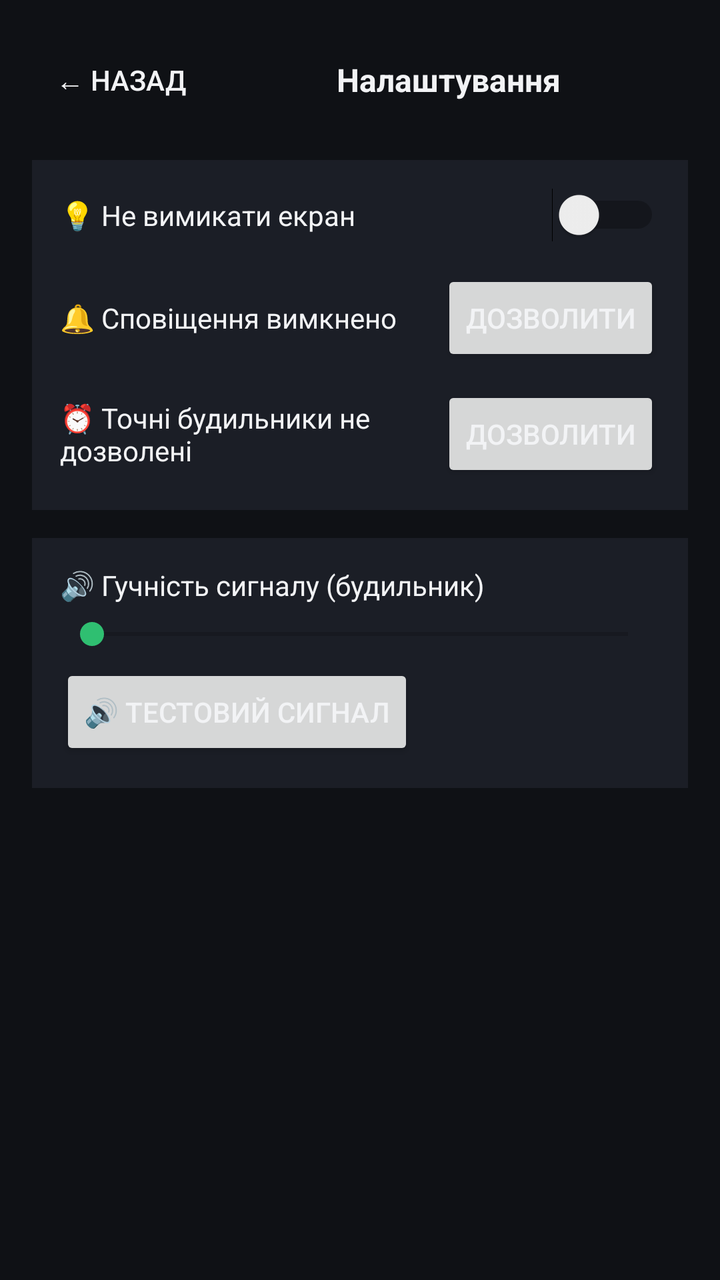
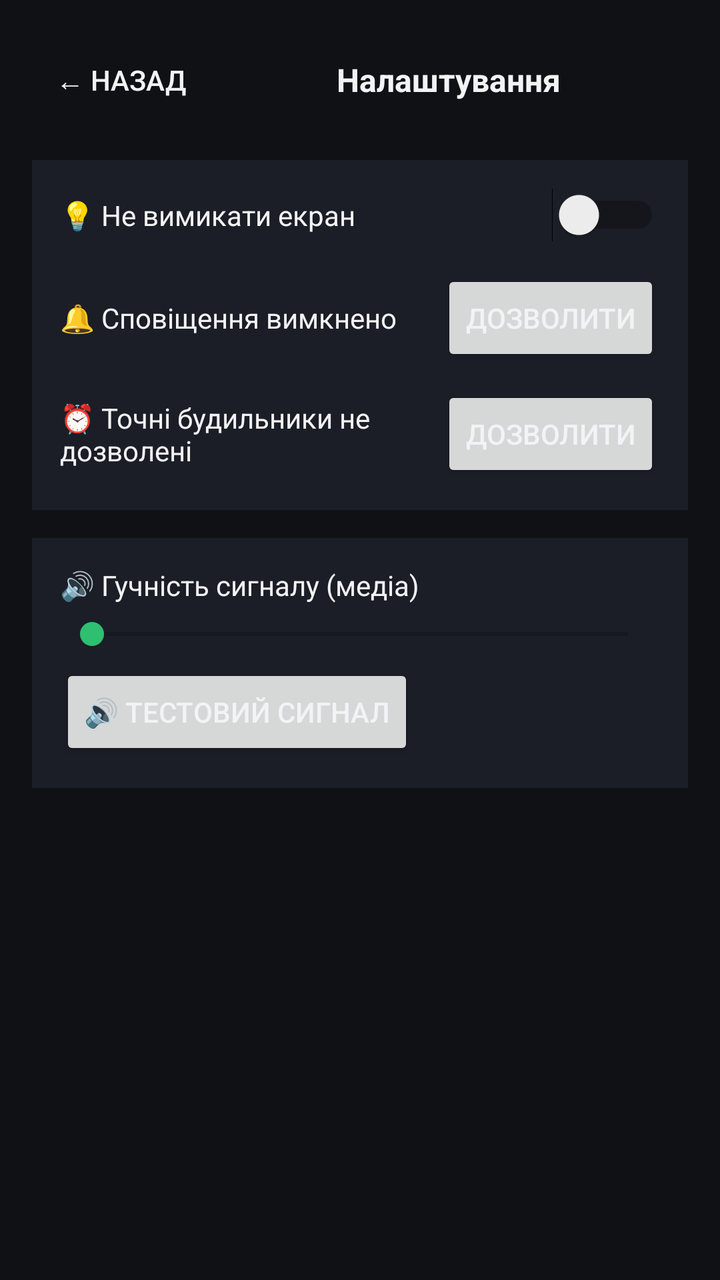

Screens rendered from an Android XML layout before and after an edit, with the pre-edit source and the edit as a unified diff.
<!-- AndroidManifest.xml: application theme Theme.RollTimer -->
<!-- res/layout/activity_settings.xml -->
<?xml version="1.0" encoding="utf-8"?>
<ScrollView xmlns:android="http://schemas.android.com/apk/res/android"
    android:layout_width="match_parent"
    android:layout_height="match_parent"
    android:background="@color/colorBackground">

    <LinearLayout
        android:layout_width="match_parent"
        android:layout_height="wrap_content"
        android:orientation="vertical"
        android:padding="16dp">

        <LinearLayout
            android:layout_width="match_parent"
            android:layout_height="wrap_content"
            android:orientation="horizontal"
            android:gravity="center_vertical"
            android:layout_marginBottom="16dp">
            <Button
                android:id="@+id/backButton"
                style="?android:attr/borderlessButtonStyle"
                android:layout_width="wrap_content"
                android:layout_height="wrap_content"
                android:textColor="@color/colorOnSurface"
                android:text="← Назад" />
            <TextView
                android:layout_width="0dp"
                android:layout_height="wrap_content"
                android:layout_weight="1"
                android:gravity="center"
                android:textColor="@color/colorOnSurface"
                android:textStyle="bold"
                android:textSize="16sp"
                android:text="Налаштування" />
        </LinearLayout>

        <LinearLayout
            android:layout_width="match_parent"
            android:layout_height="wrap_content"
            android:orientation="vertical"
            android:background="@color/colorSurface"
            android:padding="14dp"
            android:layout_marginBottom="14dp">

            <LinearLayout
                android:layout_width="match_parent"
                android:layout_height="wrap_content"
                android:orientation="horizontal"
                android:gravity="center_vertical"
                android:layout_marginBottom="14dp">
                <TextView
                    android:layout_width="0dp"
                    android:layout_height="wrap_content"
                    android:layout_weight="1"
                    android:textColor="@color/colorOnSurface"
                    android:text="💡 Не вимикати екран" />
                <Switch
                    android:id="@+id/keepScreenSwitch"
                    android:layout_width="wrap_content"
                    android:layout_height="wrap_content" />
            </LinearLayout>

            <LinearLayout
                android:layout_width="match_parent"
                android:layout_height="wrap_content"
                android:orientation="horizontal"
                android:gravity="center_vertical"
                android:layout_marginBottom="10dp">
                <TextView
                    android:id="@+id/notifStatusText"
                    android:layout_width="0dp"
                    android:layout_height="wrap_content"
                    android:layout_weight="1"
                    android:textColor="@color/colorOnSurface"
                    android:text="🔔 Сповіщення вимкнено" />
                <Button
                    android:id="@+id/notifButton"
                    android:layout_width="wrap_content"
                    android:layout_height="wrap_content"
                    android:text="Дозволити" />
            </LinearLayout>

            <LinearLayout
                android:layout_width="match_parent"
                android:layout_height="wrap_content"
                android:orientation="horizontal"
                android:gravity="center_vertical">
                <TextView
                    android:id="@+id/exactAlarmStatusText"
                    android:layout_width="0dp"
                    android:layout_height="wrap_content"
                    android:layout_weight="1"
                    android:textColor="@color/colorOnSurface"
                    android:text="⏰ Точні будильники не дозволені" />
                <Button
                    android:id="@+id/exactAlarmButton"
                    android:layout_width="wrap_content"
                    android:layout_height="wrap_content"
                    android:text="Дозволити" />
            </LinearLayout>
        </LinearLayout>

        <LinearLayout
            android:layout_width="match_parent"
            android:layout_height="wrap_content"
            android:orientation="vertical"
            android:background="@color/colorSurface"
            android:padding="14dp">
            <TextView
                android:layout_width="wrap_content"
                android:layout_height="wrap_content"
                android:text="🔊 Гучність сигналу (будильник)"
                android:textColor="@color/colorOnSurface"
                android:layout_marginBottom="6dp" />
            <SeekBar
                android:id="@+id/volumeSeekBar"
                android:layout_width="match_parent"
                android:layout_height="wrap_content" />
            <Button
                android:id="@+id/listenTestButton"
                android:layout_width="wrap_content"
                android:layout_height="wrap_content"
                android:layout_marginTop="6dp"
                android:text="🔊 Тестовий сигнал" />
        </LinearLayout>

    </LinearLayout>
</ScrollView>
<!-- resources referenced by this layout -->
<resources>
  <color name="colorBackground">#0F1115</color>
  <color name="colorOnSurface">#F2F3F5</color>
  <color name="colorSurface">#1B1E26</color>
  <style name="Theme.RollTimer" parent="Theme.MaterialComponents.DayNight.NoActionBar">
          <item name="colorPrimary">@color/colorPrimary</item>
          <item name="colorPrimaryDark">@color/colorPrimaryDark</item>
          <item name="colorAccent">@color/colorAccent</item>
          <item name="android:windowBackground">@color/colorBackground</item>
          <item name="android:textColorPrimary">@color/colorOnSurface</item>
      </style>
  <color name="colorPrimary">#4F8CFF</color>
  <color name="colorPrimaryDark">#2A5CC7</color>
  <color name="colorAccent">#2FBF71</color>
</resources>

<!-- the commit's change to res/layout/activity_settings.xml (unified diff, before → after) -->
@@ -109,7 +109,7 @@
             <TextView
                 android:layout_width="wrap_content"
                 android:layout_height="wrap_content"
-                android:text="🔊 Гучність сигналу (будильник)"
+                android:text="🔊 Гучність сигналу (медіа)"
                 android:textColor="@color/colorOnSurface"
                 android:layout_marginBottom="6dp" />
             <SeekBar
